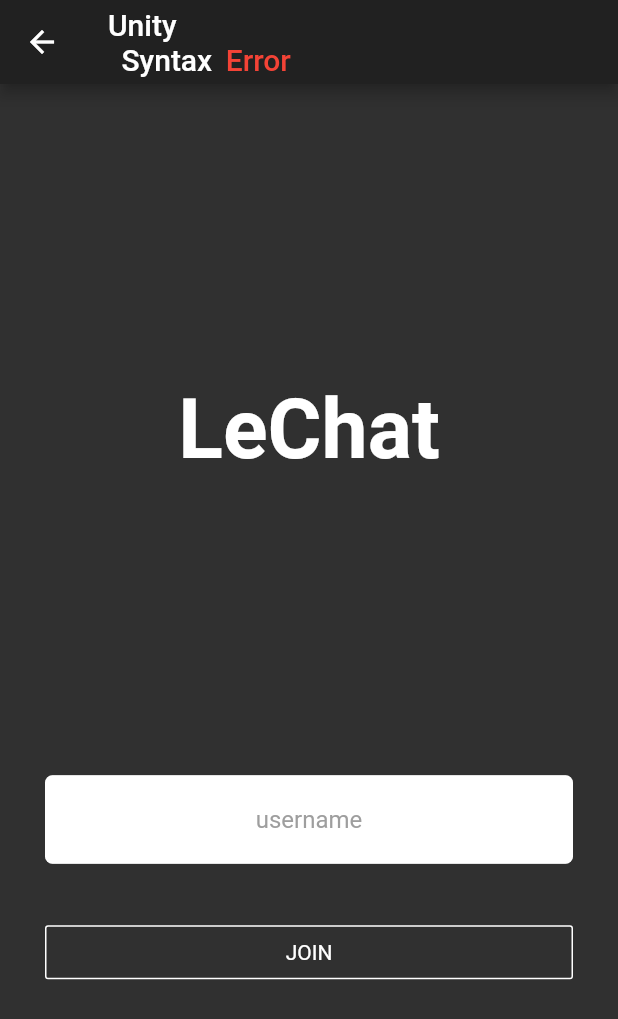
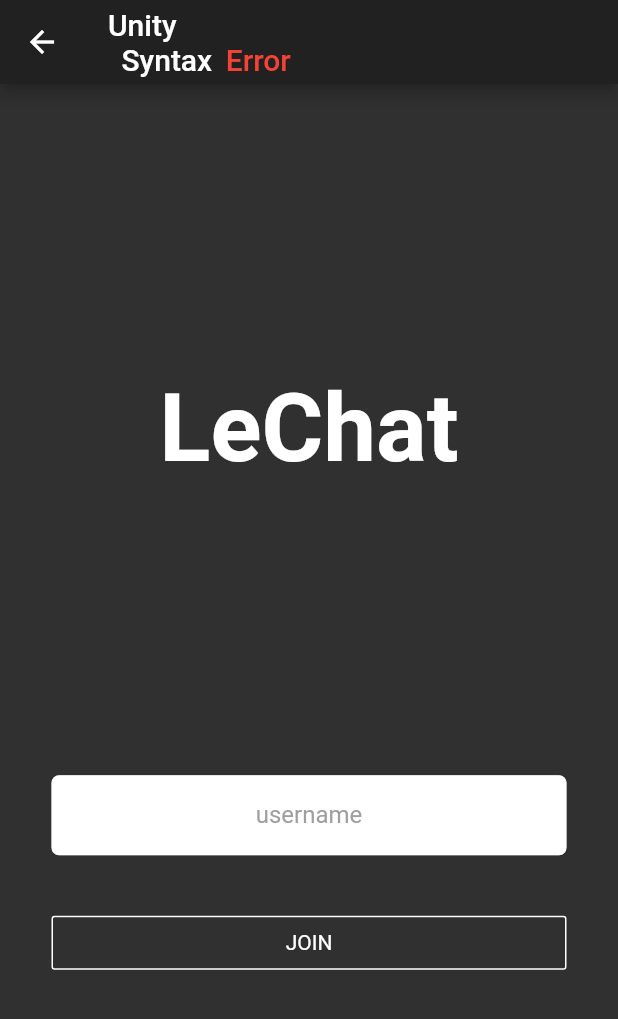
Before and after one commit to Patryk-S-W/PG-Explorer, a Flutter app: the screen it shows after launch, after a tap on "CHAT", on a phone screen of 412 x 824 dp. Shown: the top 1019 px of the screen. Run offline on Flutter 3.47's test engine with Material 2 defaults, Android fonts, the phone set to English and light mode, and no system bars; our stand-ins replace auto_route, connectivity, flutter_screenutil, flutter_svg, google_fonts, image_picker and 2 more; missing offline and left inert: flutter_socket_io.

Commit message:
Added size adaptivity

```diff
--- a/lib/main.dart
+++ b/lib/main.dart
@@ -1,13 +1,15 @@
+import 'package:flutter/material.dart';
+
+import 'package:provider/provider.dart';
+import 'package:auto_route/auto_route.dart';
 import 'package:connectivity/connectivity.dart';
-import 'package:flutter/material.dart';
-import 'package:auto_route/auto_route.dart';
+import 'package:flutter_screenutil/screenutil_init.dart';
+import 'package:flutter_localizations/flutter_localizations.dart';
+
 import 'package:flutter_chat/providers/app_language.dart';
-
 import 'package:flutter_chat/router/router.gr.dart' as rt;
 import 'package:flutter_chat/services/app_localizations.dart';
 import 'package:flutter_chat/services/connectivity_service.dart';
-import 'package:flutter_localizations/flutter_localizations.dart';
-import 'package:provider/provider.dart';
 
 void main() async {
   WidgetsFlutterBinding.ensureInitialized();
@@ -32,7 +34,9 @@ class MyApp extends StatelessWidget {
           ),
           ChangeNotifierProvider<AppLanguage>(create: (_) => appLanguage)
         ],
-      child: Consumer<AppLanguage>(
+        child: ScreenUtilInit(
+          allowFontScaling: true,
+          builder: () => Consumer<AppLanguage>(
             builder: (context, model, child) {
               return MaterialApp(
                 debugShowCheckedModeBanner: false,
@@ -56,6 +60,6 @@ class MyApp extends StatelessWidget {
               );
             },
           ),
-    );
+        ));
   }
 }
--- a/lib/pages/home_page.dart
+++ b/lib/pages/home_page.dart
@@ -1,16 +1,19 @@
 import 'dart:async';
 import 'dart:math' as math;
+
+import 'package:flutter/material.dart';
+import 'package:flutter/scheduler.dart';
+
+import 'package:provider/provider.dart';
+import 'package:auto_route/auto_route.dart';
+import 'package:flutter_svg/flutter_svg.dart';
 import 'package:connectivity/connectivity.dart';
-import 'package:flutter/material.dart';
-import 'package:auto_route/auto_route.dart';
-import 'package:flutter/scheduler.dart';
+import 'package:flutter_chat/router/router.gr.dart';
+import 'package:flutter_screenutil/flutter_screenutil.dart';
+
 import 'package:flutter_chat/providers/app_language.dart';
-
-import 'package:flutter_chat/router/router.gr.dart';
 import 'package:flutter_chat/services/app_localizations.dart';
 import 'package:flutter_chat/widgets/custom_alert_dialog.dart';
-import 'package:flutter_svg/flutter_svg.dart';
-import 'package:provider/provider.dart';
 
 class HomePage extends StatefulWidget {
   HomePage({Key key}) : super(key: key);
@@ -98,25 +101,22 @@ class _HomePageState extends State<HomePage>
     checkConnectivity();
     var appLanguage = Provider.of<AppLanguage>(context);
 
-    double _height = MediaQuery.of(context).size.height;
-    double _width = MediaQuery.of(context).size.width;
-
     return Scaffold(
       body: Stack(
         alignment: Alignment.center,
         children: [
           ClipPath(
             child: Container(
-              width: _width,
-              height: _height,
+              width: 1.sw,
+              height: 1.sh,
               color: Colors.black,
             ),
             clipper: TopTriangle(),
           ),
           ClipPath(
             child: Container(
-                width: _width,
-                height: _height,
+                width: 1.sw,
+                height: 1.sh,
                 color: Colors.white.withOpacity(0.85)),
             clipper: BottomTriangle(),
           ),
@@ -126,7 +126,7 @@ class _HomePageState extends State<HomePage>
                 flex: 3,
                 child: Center(
                   child: Container(
-                    width: 300,
+                    width: 260.0.r,
                     child: Image(image: AssetImage('assets/images/logo.png')),
                   ),
                 ),
@@ -137,7 +137,7 @@ class _HomePageState extends State<HomePage>
                   mainAxisAlignment: MainAxisAlignment.center,
                   children: [
                     Container(
-                      height: 50.0,
+                      height: 45.0.r,
                       margin: EdgeInsets.all(10.0),
                       decoration: BoxDecoration(
                           borderRadius: BorderRadius.circular(10.0),
@@ -167,7 +167,7 @@ class _HomePageState extends State<HomePage>
                           ),
                           child: Container(
                             constraints: BoxConstraints(
-                                maxWidth: 300.0, minHeight: 50.0),
+                                maxWidth: 260.0.r, minHeight: 45.0.r),
                             alignment: Alignment.center,
                             child: Text(
                               AppLocalizations.of(context).translate('PLAY'),
@@ -179,7 +179,7 @@ class _HomePageState extends State<HomePage>
                       ),
                     ),
                     Container(
-                      height: 50.0,
+                      height: 45.0.r,
                       margin: EdgeInsets.all(10),
                       child: RaisedButton(
                         onPressed: () {
@@ -201,7 +201,7 @@ class _HomePageState extends State<HomePage>
                           ),
                           child: Container(
                             constraints: BoxConstraints(
-                                maxWidth: 300.0, minHeight: 50.0),
+                                maxWidth: 260.0.r, minHeight: 45.0.r),
                             alignment: Alignment.center,
                             child: Text(
                               AppLocalizations.of(context).translate('CHAT'),
--- a/lib/pages/login_chat_page.dart
+++ b/lib/pages/login_chat_page.dart
@@ -1,18 +1,21 @@
 import 'dart:io';
 
+import 'package:flutter/material.dart';
+import 'package:flutter/scheduler.dart';
+
+import 'package:flutter_svg/svg.dart';
+import 'package:provider/provider.dart';
 import 'package:auto_route/auto_route.dart';
 import 'package:connectivity/connectivity.dart';
-import 'package:flutter/material.dart';
-import 'package:flutter/scheduler.dart';
+import 'package:google_fonts/google_fonts.dart';
+import 'package:top_snackbar_flutter/top_snack_bar.dart';
+import 'package:top_snackbar_flutter/custom_snack_bar.dart';
+import 'package:flutter_screenutil/flutter_screenutil.dart';
+
 import 'package:flutter_chat/constants.dart';
 import 'package:flutter_chat/router/router.gr.dart';
 import 'package:flutter_chat/services/app_localizations.dart';
 import 'package:flutter_chat/widgets/custom_alert_dialog.dart';
-import 'package:flutter_svg/svg.dart';
-import 'package:google_fonts/google_fonts.dart';
-import 'package:provider/provider.dart';
-import 'package:top_snackbar_flutter/top_snack_bar.dart';
-import 'package:top_snackbar_flutter/custom_snack_bar.dart';
 
 class LoginChatPage extends StatefulWidget {
   LoginChatPage({Key key}) : super(key: key);
@@ -119,7 +122,7 @@ class _LoginChatPageState extends State<LoginChatPage> {
         },
         child: Container(
           alignment: Alignment.center,
-          padding: EdgeInsets.symmetric(horizontal: 30.0),
+          padding: EdgeInsets.symmetric(horizontal: 30.0.r),
           child: Column(
             crossAxisAlignment: CrossAxisAlignment.center,
             children: [
@@ -130,7 +133,7 @@ class _LoginChatPageState extends State<LoginChatPage> {
                       style: GoogleFonts.rockSalt(
                         textStyle: TextStyle(
                           color: Colors.white,
-                          fontSize: 55,
+                          fontSize: 55.ssp,
                           fontWeight: FontWeight.bold,
                         ),
                       )),
@@ -161,14 +164,14 @@ class _LoginChatPageState extends State<LoginChatPage> {
                         ),
                         filled: true,
                         fillColor: Colors.white,
-                        contentPadding: EdgeInsets.all(20.0),
+                        contentPadding: EdgeInsets.all(15.0.r),
                       ),
                     ),
                     SizedBox(
-                      height: 35.0,
+                      height: 30.0.r,
                     ),
                     Container(
-                      width: MediaQuery.of(context).size.width,
+                      width: 1.sw,
                       child: OutlineButton(
                           borderSide: BorderSide(color: Colors.white),
                           child: Text(
@@ -206,7 +209,7 @@ class _LoginChatPageState extends State<LoginChatPage> {
         showTopSnackBar(
           context,
           Padding(
-              padding: EdgeInsets.only(top: 55.0),
+              padding: EdgeInsets.only(top: 55.0.r),
               child: CustomSnackBar.error(
                 message: AppLocalizations.of(context)
                     .translate("No_internet_connectivity"),
--- a/lib/widgets/custom_alert_dialog.dart
+++ b/lib/widgets/custom_alert_dialog.dart
@@ -1,4 +1,6 @@
 import 'package:flutter/material.dart';
+
+import 'package:flutter_screenutil/flutter_screenutil.dart';
 
 class CustomAlertDialog extends StatelessWidget {
   const CustomAlertDialog({
@@ -27,7 +29,7 @@ class CustomAlertDialog extends StatelessWidget {
           mainAxisSize: MainAxisSize.min,
           children: [
             Padding(
-              padding: EdgeInsets.only(top: 5.0, bottom: 20.0),
+              padding: EdgeInsets.only(top: 4.4.r, bottom: 18.0.r),
               child: contentImage,
             ),
             Text(
--- a/pubspec.yaml
+++ b/pubspec.yaml
@@ -39,6 +39,7 @@ dependencies:
   connectivity: ^2.0.2
   flutter_svg: ^0.19.2+1
   shared_preferences: ^0.5.3+4
+  flutter_screenutil: ^4.0.3+1
 
 dev_dependencies:
   flutter_test:
```
Also changed, not shown: lib/pages/chat_page.dart (+12 -12 lines), lib/widgets/message_in.dart (+12 -9 lines), lib/widgets/message_out.dart (+8 -5 lines), lib/widgets/message_server.dart (+7 -3 lines). Lines whose indentation alone changed are shown as unchanged.
